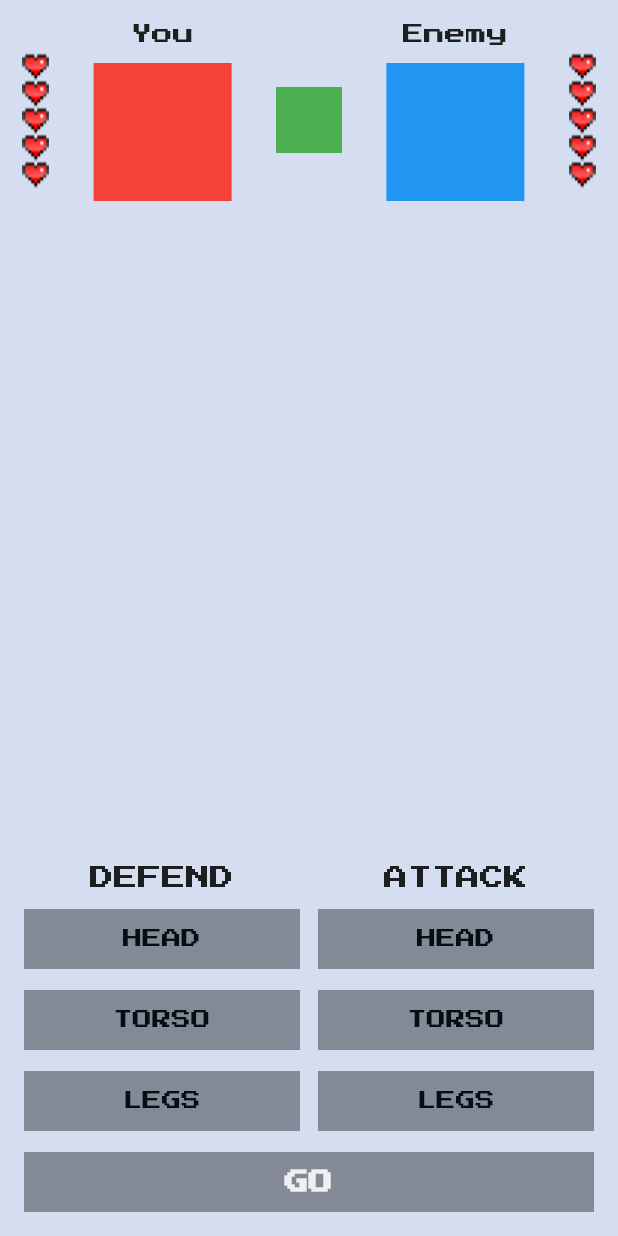
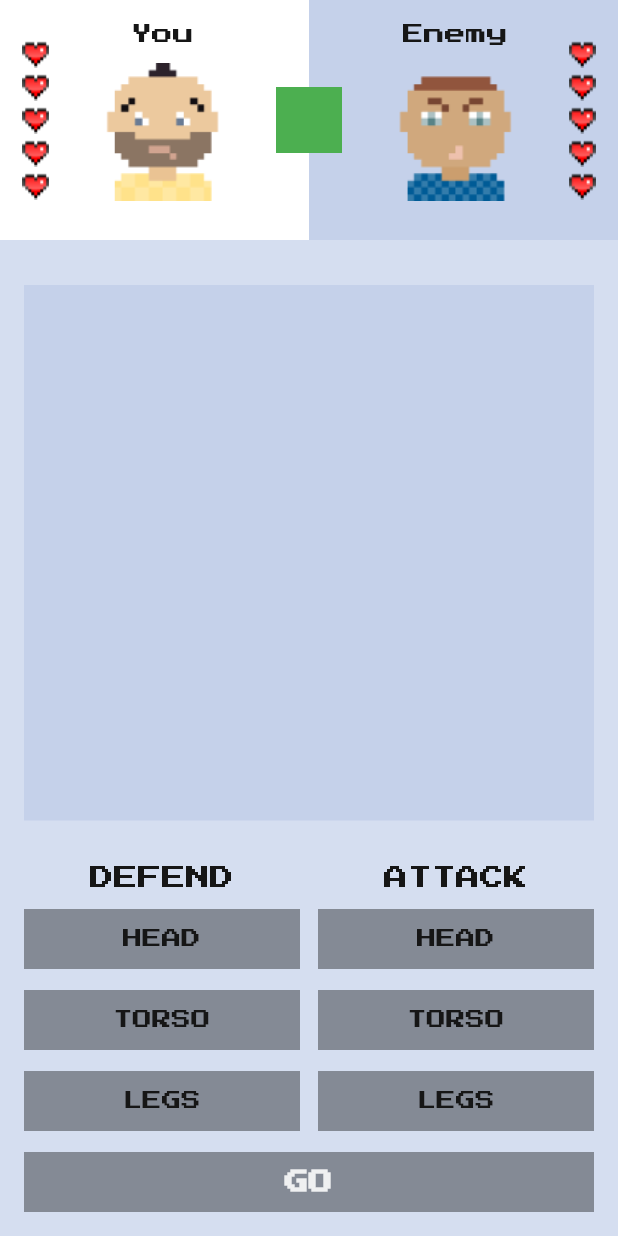
Before and after one commit to Evgen-kun/flutter-fight-club, a Flutter app: the screen it shows after launch, on a phone screen of 412 x 824 dp. Run offline on Flutter 3.47's test engine with Material 2 defaults, Android fonts, the phone set to English and light mode, and no system bars; our stand-ins replace google_fonts.

Commit message:
Homework 2

```diff
--- /dev/null
+++ b/lib/fight_club_colors.dart
@@ -0,0 +1,15 @@
+import 'package:flutter/material.dart';
+
+class FightClubColors {
+
+  FightClubColors._();
+
+  static const background = Color(0xFFD5DEF0);
+  static const greyButton = Colors.black38;
+  static const blueButton = Color.fromRGBO(28, 121, 206, 1);
+  static const blackButton = Color.fromRGBO(0, 0, 0, 0.87);
+  static const darkGreyText = Color(0xFF161616);
+  static const whiteText = Color.fromRGBO(255, 255, 255, 0.87);
+  static const darkPurple = Color(0xFFC5D1EA);
+
+}
--- /dev/null
+++ b/lib/fight_club_images.dart
@@ -0,0 +1,8 @@
+class FightClubImages {
+
+  FightClubImages._();
+
+  static const youAvatar = "assets/images/you-avatar.png";
+  static const enemyAvatar = "assets/images/enemy-avatar.png";
+
+}
--- a/lib/main.dart
+++ b/lib/main.dart
@@ -2,6 +2,8 @@ import 'dart:math';
 
 import 'package:flutter/material.dart';
 import 'package:flutter_fight_club/fight_club_icons.dart';
+import 'package:flutter_fight_club/fight_club_colors.dart';
+import 'package:flutter_fight_club/fight_club_images.dart';
 import 'package:google_fonts/google_fonts.dart';
 
 void main() {
@@ -47,10 +49,12 @@ class _MyHomePageState extends State<MyHomePage> {
   int yourLives = maxLives;
   int enemysLives = maxLives;
 
+  String centerText = "";
+
   @override
   Widget build(BuildContext context) {
     return Scaffold(
-      backgroundColor: const Color(0xFFD5DEF0),
+      backgroundColor: FightClubColors.background,
       body: SafeArea(
         child: Column(
           children: [
@@ -59,7 +63,27 @@ class _MyHomePageState extends State<MyHomePage> {
               yourLivesCount: yourLives,
               enemysLivesCount: enemysLives,
             ),
-            Expanded(child: SizedBox()),
+            const SizedBox(height: 30),
+            Expanded(
+              child: Padding(
+                padding: const EdgeInsets.symmetric(horizontal: 16),
+                child: ColoredBox(
+                  color: FightClubColors.darkPurple,
+                  child: SizedBox(
+                    width: double.infinity,
+                    child: Center(
+                        child: Text(
+                      centerText,
+                      textAlign: TextAlign.center,
+                      style: const TextStyle(
+                        color: FightClubColors.darkGreyText,
+                      ),
+                    )),
+                  ),
+                ),
+              ),
+            ),
+            const SizedBox(height: 30),
             ControlsWidget(
               defendingBodyPart: defendingBodyPart,
               selectDefendingBodyPart: _selectDefendingBodyPart,
@@ -82,11 +106,11 @@ class _MyHomePageState extends State<MyHomePage> {
 
   Color _getGoButtonColor() {
     if (yourLives == 0 || enemysLives == 0) {
-      return const Color.fromRGBO(0, 0, 0, 0.87);
+      return FightClubColors.blackButton;
     } else if (defendingBodyPart == null || attackingBodyPart == null) {
-      return Colors.black38;
+      return FightClubColors.greyButton;
     } else {
-      return const Color.fromRGBO(0, 0, 0, 0.87);
+      return FightClubColors.blackButton;
     }
   }
 
@@ -106,6 +130,22 @@ class _MyHomePageState extends State<MyHomePage> {
         if (youLoseLife) {
           yourLives -= 1;
         }
+        if (enemysLives == 0 && yourLives == 0) {
+          centerText = "Draw";
+        } else if (yourLives == 0) {
+          centerText = "You lost";
+        } else if (enemysLives == 0) {
+          centerText = "You won";
+        } else {
+          String firstLine = enemyLoseLife
+              ? "You hit enemy’s ${attackingBodyPart!.name.toLowerCase()}."
+              : "Your attack was blocked.";
+          String secondLine = youLoseLife
+              ? "Enemy hit your ${whatEnemyAttacks.name.toLowerCase()}."
+              : "Enemy’s attack was blocked.";
+          centerText = "$firstLine\n$secondLine";
+        }
+
         whatEnemyDefends = BodyPart.random();
         whatEnemyAttacks = BodyPart.random();
 
@@ -162,7 +202,7 @@ class GoButton extends StatelessWidget {
                 style: const TextStyle(
                   fontWeight: FontWeight.w900,
                   fontSize: 16,
-                  color: Color.fromRGBO(255, 255, 255, 0.87),
+                  color: FightClubColors.whiteText,
                 ),
               ),
             ),
@@ -189,21 +229,34 @@ class FightersInfo extends StatelessWidget {
   Widget build(BuildContext context) {
     return SizedBox(
       height: 160,
-      child: Row(
+      child: Stack(
+        children: [
+          const Row(
+            crossAxisAlignment: CrossAxisAlignment.stretch,
+            children: [
+              Expanded(child: ColoredBox(color: Colors.white)),
+              Expanded(child: ColoredBox(color: FightClubColors.darkPurple)),
+            ],
+          ),
+          Row(
             mainAxisAlignment: MainAxisAlignment.spaceAround,
             children: [
               LivesWidget(
                 overallLivesCount: maxLivesCount,
                 currentLivesCount: yourLivesCount,
               ),
-          const Column(
+              Column(
                 children: [
                   SizedBox(height: 16),
-              Text("You"),
+                  const Text(
+                    "You",
+                    style: TextStyle(color: FightClubColors.darkGreyText),
+                  ),
                   SizedBox(height: 12),
-              ColoredBox(
-                color: Colors.red,
-                child: SizedBox(height: 92, width: 92),
+                  Image.asset(
+                    FightClubImages.youAvatar,
+                    height: 92,
+                    width: 92,
                   ),
                 ],
               ),
@@ -211,20 +264,26 @@ class FightersInfo extends StatelessWidget {
                 color: Colors.green,
                 child: SizedBox(height: 44, width: 44),
               ),
-          const Column(
+              Column(
                 children: [
                   SizedBox(height: 16),
-              Text("Enemy"),
+                  const Text(
+                    "Enemy",
+                    style: TextStyle(color: FightClubColors.darkGreyText),
+                  ),
                   SizedBox(height: 12),
-              ColoredBox(
-                color: Colors.blue,
-                child: SizedBox(height: 92, width: 92),
+                  Image.asset(
+                    FightClubImages.enemyAvatar,
+                    height: 92,
+                    width: 92,
                   ),
                 ],
               ),
               LivesWidget(
                 overallLivesCount: maxLivesCount,
                 currentLivesCount: enemysLivesCount,
+              ),
+            ],
           ),
         ],
       ),
@@ -255,7 +314,13 @@ class ControlsWidget extends StatelessWidget {
         Expanded(
           child: Column(
             children: [
-              Text("Defend".toUpperCase(), style: TextStyle(fontSize: 16)),
+              Text(
+                "Defend".toUpperCase(),
+                style: const TextStyle(
+                  fontSize: 16,
+                  color: FightClubColors.darkGreyText,
+                ),
+              ),
               SizedBox(height: 13),
               BodyPartButton(
                 bodyPart: BodyPart.head,
@@ -281,7 +346,13 @@ class ControlsWidget extends StatelessWidget {
         Expanded(
           child: Column(
             children: [
-              Text("Attack".toUpperCase(), style: TextStyle(fontSize: 16)),
+              Text(
+                "Attack".toUpperCase(),
+                style: const TextStyle(
+                  fontSize: 16,
+                  color: FightClubColors.darkGreyText,
+                ),
+              ),
               SizedBox(height: 13),
               BodyPartButton(
                 bodyPart: BodyPart.head,
@@ -327,16 +398,24 @@ class LivesWidget extends StatelessWidget {
       mainAxisSize: MainAxisSize.min,
       children: List.generate(overallLivesCount, (index) {
         if (index < currentLivesCount) {
-          return Image.asset(
+          return Padding(
+            padding:
+                EdgeInsets.only(bottom: index < overallLivesCount - 1 ? 4 : 0),
+            child: Image.asset(
               FightClubIcons.heartFull,
               width: 18,
               height: 18,
+            ),
           );
         } else {
-          return Image.asset(
+          return Padding(
+            padding:
+                EdgeInsets.only(bottom: index < overallLivesCount - 1 ? 4 : 0),
+            child: Image.asset(
               FightClubIcons.heartEmpty,
               width: 18,
               height: 18,
+            ),
           );
         }
       }),
@@ -384,15 +463,17 @@ class BodyPartButton extends StatelessWidget {
       child: SizedBox(
         height: 40,
         child: ColoredBox(
-          color:
-              selected ? const Color.fromRGBO(28, 121, 206, 1) : Colors.black38,
+          color: selected
+              ? FightClubColors.blueButton
+              : FightClubColors.greyButton,
           child: Center(
             child: Text(
               bodyPart.name.toUpperCase(),
               style: TextStyle(
-                fontWeight: FontWeight.w400,
                 fontSize: 13,
-                color: selected ? Colors.white : const Color(0xFF060D14),
+                color: selected
+                    ? FightClubColors.whiteText
+                    : FightClubColors.darkGreyText,
               ),
             ),
           ),
--- a/pubspec.yaml
+++ b/pubspec.yaml
@@ -23,3 +23,4 @@ flutter:
   assets:
     - google_fonts/
     - assets/icons/
+    - assets/images/
```
Also changed, not shown: assets/images/enemy-avatar.png (added), assets/images/you-avatar.png (added). Lines whose indentation alone changed are shown as unchanged.
